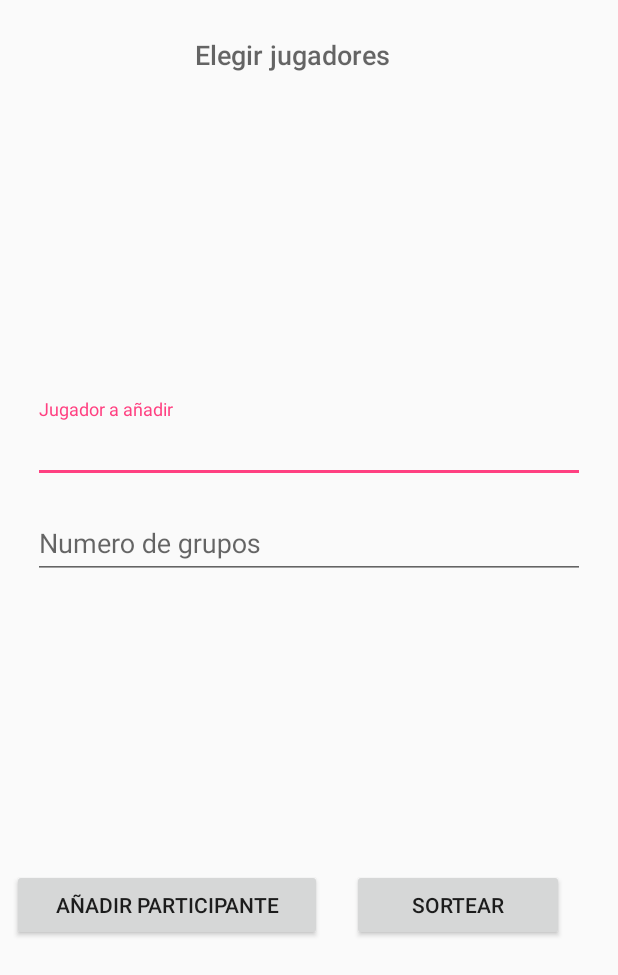
After one commit to enolgargon/Prost-Drink, an Android app: the layout activity_preparacionsorteo.xml on its own in the app's theme, with its tools: preview values and no code run, on a phone screen of 412 x 824 dp. The commit adds this screen. Shown: the top 975 px of the screen. Run offline under Robolectric (Android 15) with nearby library versions, the phone set to English and light mode, and no system bars.

Commit message:
Layouts acabados

```diff
--- /dev/null
+++ b/app/src/main/res/layout/activity_preparacionsorteo.xml
@@ -0,0 +1,101 @@
+<?xml version="1.0" encoding="utf-8"?>
+<android.support.constraint.ConstraintLayout xmlns:android="http://schemas.android.com/apk/res/android"
+    xmlns:app="http://schemas.android.com/apk/res-auto"
+    xmlns:tools="http://schemas.android.com/tools"
+    android:layout_width="match_parent"
+    android:layout_height="match_parent">
+
+    <TextView
+        android:id="@+id/txtElegirJugadores"
+        android:layout_width="145dp"
+        android:layout_height="40dp"
+        android:layout_marginEnd="8dp"
+        android:layout_marginStart="56dp"
+        android:layout_marginTop="24dp"
+        android:text="@string/elegirJugador"
+        android:textAppearance="@android:style/TextAppearance.DeviceDefault.Medium"
+        app:layout_constraintEnd_toEndOf="parent"
+        app:layout_constraintHorizontal_bias="0.365"
+        app:layout_constraintStart_toStartOf="parent"
+        app:layout_constraintTop_toTopOf="parent" />
+
+    <ListView
+        android:id="@+id/lsJugadores"
+        android:layout_width="368dp"
+        android:layout_height="186dp"
+        android:layout_marginEnd="8dp"
+        android:layout_marginStart="8dp"
+        android:layout_marginTop="8dp"
+        app:layout_constraintEnd_toEndOf="parent"
+        app:layout_constraintStart_toStartOf="parent"
+        app:layout_constraintTop_toBottomOf="@+id/txtElegirJugadores" />
+
+    <android.support.design.widget.TextInputLayout
+        android:id="@+id/textInputLayout"
+        android:layout_width="368dp"
+        android:layout_height="wrap_content"
+        android:layout_marginEnd="8dp"
+        android:layout_marginStart="8dp"
+        android:layout_marginTop="8dp"
+        app:layout_constraintEnd_toEndOf="parent"
+        app:layout_constraintStart_toStartOf="parent"
+        app:layout_constraintTop_toBottomOf="@+id/lsJugadores"
+        tools:hint="@string/jugadorAñadir">
+
+        <android.support.design.widget.TextInputEditText
+            android:id="@+id/txtAñadirJugador"
+            android:layout_width="match_parent"
+            android:layout_height="wrap_content"
+            android:inputType="text" />
+    </android.support.design.widget.TextInputLayout>
+
+    <android.support.design.widget.TextInputLayout
+        android:id="@+id/textInputLayout3"
+        android:layout_width="368dp"
+        android:layout_height="wrap_content"
+        android:layout_marginEnd="8dp"
+        android:layout_marginStart="8dp"
+        android:layout_marginTop="8dp"
+        android:hint="@string/numGrupos"
+        app:layout_constraintEnd_toEndOf="parent"
+        app:layout_constraintStart_toStartOf="parent"
+        app:layout_constraintTop_toBottomOf="@+id/textInputLayout">
+
+        <android.support.design.widget.TextInputEditText
+            android:id="@+id/txtNumGrupos"
+            android:layout_width="match_parent"
+            android:layout_height="wrap_content"
+            android:inputType="number" />
+    </android.support.design.widget.TextInputLayout>
+
+    <LinearLayout
+        android:layout_width="368dp"
+        android:layout_height="60dp"
+        android:layout_marginBottom="27dp"
+        android:layout_marginEnd="8dp"
+        android:layout_marginStart="8dp"
+        android:layout_marginTop="36dp"
+        android:orientation="horizontal"
+        app:layout_constraintBottom_toBottomOf="parent"
+        app:layout_constraintEnd_toEndOf="parent"
+        app:layout_constraintHorizontal_bias="0.0"
+        app:layout_constraintStart_toStartOf="parent"
+        app:layout_constraintTop_toBottomOf="@+id/textInputLayout3">
+
+        <Button
+            android:id="@+id/btnAñadirJugador"
+            android:layout_width="153dp"
+            android:layout_height="wrap_content"
+            android:layout_marginRight="20dp"
+            android:layout_weight="1"
+            android:text="@string/añadirParticipante" />
+
+        <Button
+            android:id="@+id/btnSortear"
+            android:layout_width="wrap_content"
+            android:layout_height="wrap_content"
+            android:layout_weight="1"
+            android:text="@string/sortear" />
+    </LinearLayout>
+
+</android.support.constraint.ConstraintLayout>
--- a/app/src/main/res/values/strings.xml
+++ b/app/src/main/res/values/strings.xml
@@ -20,4 +20,13 @@
     <string name="titulo">Nombre de la aplicacion</string>
     <string name="juegoRapido">Juego rapido</string>
     <string name="juegoPersonalizado">Juego personalizado</string>
+    <string name="elegirJugador">Elegir jugadores</string>
+    <string name="jugadorAñadir">Jugador a añadir</string>
+    <string name="numGrupos">Numero de grupos</string>
+    <string name="añadirParticipante">Añadir participante</string>
+    <string name="sortear">Sortear</string>
+    <string name="textoResultado">Texto con el resultado de la actividad que se ha hecho</string>
+    <string name="siguiente">Siguiente jugador</string>
+    <string name="noApto">No hay huevos</string>
+    <string name="apto">¿Qué no qué?</string>
 </resources>
```
Also changed, not shown: app/src/main/res/layout/activity_resultado.xml (added, +35 -0 lines), app/src/main/res/layout/activity_reto.xml (added, +51 -0 lines).
